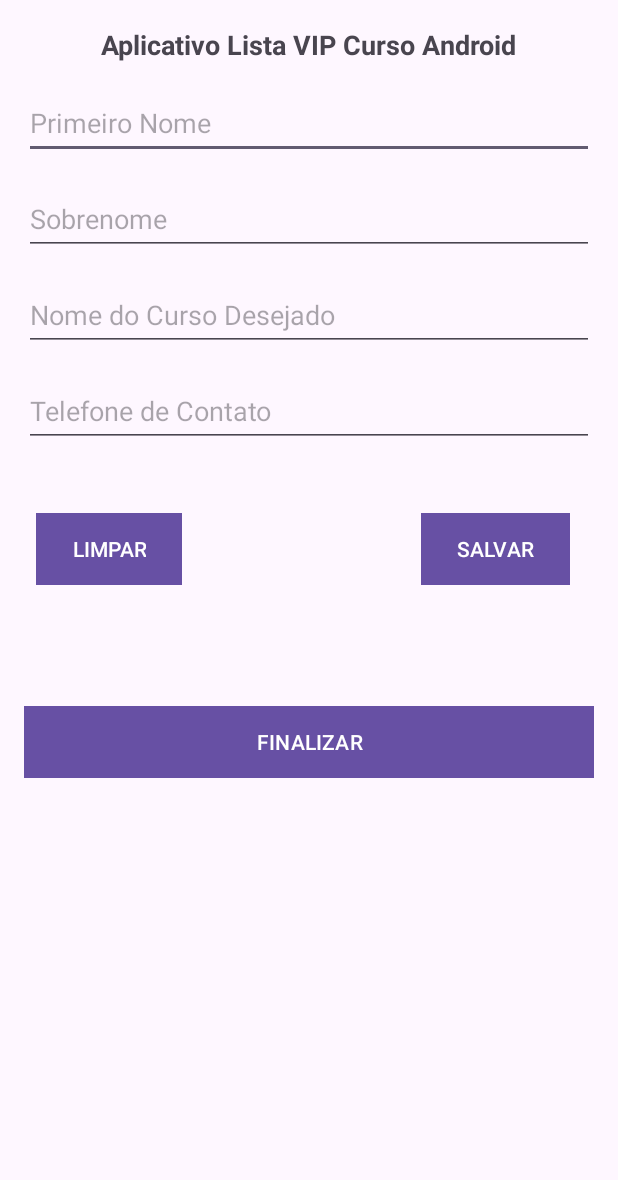
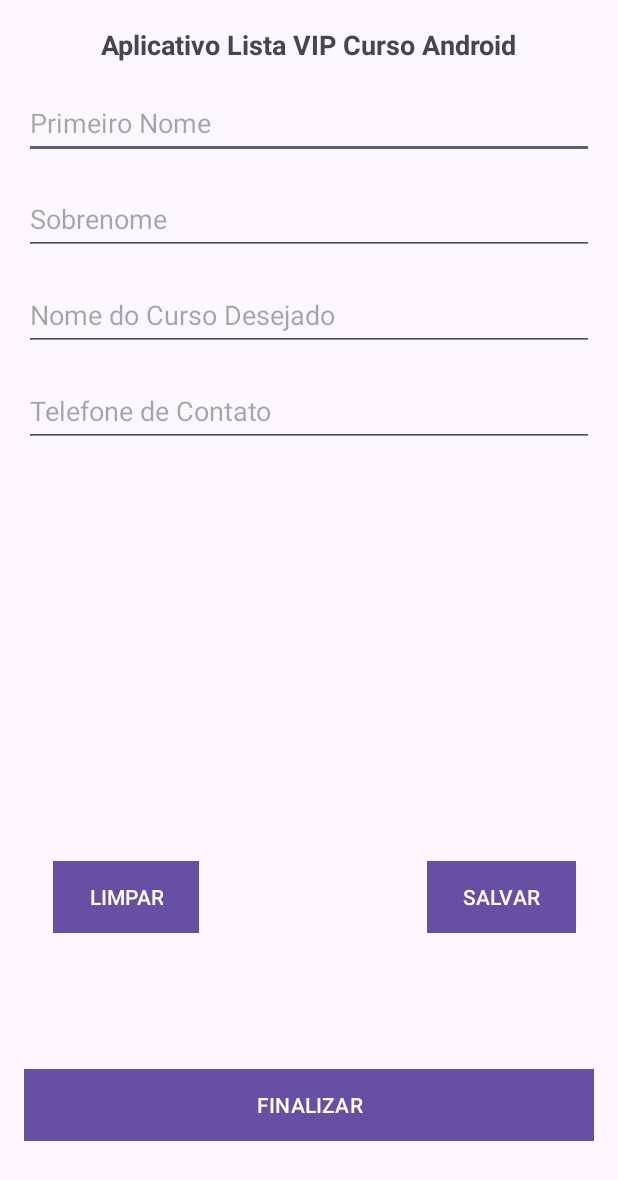
Before and after one commit to wittmann1st/2023FontsGitAndroid, an Android app: the screen it shows after launch (MainActivity), on a phone screen of 412 x 824 dp. Shown: the top 1180 px of the screen. Run offline under Robolectric (Android 15) with nearby library versions, the phone set to English and light mode, and no system bars.

Commit message:
Versão 1 Clean Code

```diff
--- a/AppListaCurso/app/src/main/java/devandroid/wittmann/applistacurso/view/MainActivity.java
+++ b/AppListaCurso/app/src/main/java/devandroid/wittmann/applistacurso/view/MainActivity.java
@@ -3,16 +3,27 @@ package devandroid.wittmann.applistacurso.view;
 import androidx.appcompat.app.AppCompatActivity;
 
 import android.os.Bundle;
+import android.util.Log;
+import android.view.View;
+import android.widget.Button;
+import android.widget.EditText;
+import android.widget.Toast;
 
 import devandroid.wittmann.applistacurso.R;
 import devandroid.wittmann.applistacurso.model.Pessoa;
 
 public class MainActivity extends AppCompatActivity {
-
     Pessoa pessoa;
     Pessoa outraPessoa;
-    String dadosPessoa;
-    String dadosOutraPessoa;
+
+    EditText editPrimeiroNome;
+    EditText editSobrenomeAluno;
+    EditText editNomeCurso;
+    EditText editTelefoneContato;
+
+    Button btnLimpar;
+    Button btnSalvar;
+    Button btnFinalizar;
 
     @Override
     protected void onCreate(Bundle savedInstanceState) {
@@ -20,16 +31,6 @@ public class MainActivity extends AppCompatActivity {
         setContentView(R.layout.activity_main);
 
         pessoa = new Pessoa();
-        // Atribuir conteúdo, dados, valores para objeto
-        // Conforme o seu MODELO, TEMPLATE
-
-        pessoa = new Pessoa();
-
-        // Atribuir conteúdo, dados, valores para o Objeto
-        pessoa.setPrimeiroNome("Roberto");
-        pessoa.setSobreNome("Wittmann");
-        pessoa.setCursoDesejado("Android");
-        pessoa.setTelefoneContato("11 1 1111 1111");
 
         outraPessoa = new Pessoa();
 
@@ -38,24 +39,51 @@ public class MainActivity extends AppCompatActivity {
         outraPessoa.setCursoDesejado("Java");
         outraPessoa.setTelefoneContato("22 2 2222 2222");
 
-        dadosPessoa = "Primeiro Nome: ";
-        dadosPessoa += pessoa.getPrimeiroNome();
-        dadosPessoa += " Sobrenome: ";
-        dadosPessoa += pessoa.getSobreNome();
-        dadosPessoa += " Curso Desejado: ";
-        dadosPessoa += pessoa.getCursoDesejado();
-        dadosPessoa += " Telefone de contato: ";
-        dadosPessoa += pessoa.getTelefoneContato();
+        editPrimeiroNome = findViewById(R.id.editPrimeiroNome);
+        editSobrenomeAluno = findViewById(R.id.editSobrenomeAluno);
+        editNomeCurso = findViewById(R.id.editNomeCurso);
+        editTelefoneContato = findViewById(R.id.editTelefoneContato);
 
-        dadosOutraPessoa = "Primeiro Nome: ";
-        dadosOutraPessoa += outraPessoa.getPrimeiroNome();
-        dadosOutraPessoa += " Sobrenome: ";
-        dadosOutraPessoa += outraPessoa.getSobreNome();
-        dadosOutraPessoa += " Curso Desejado: ";
-        dadosOutraPessoa += outraPessoa.getCursoDesejado();
-        dadosOutraPessoa += " Telefone de contato: ";
-        dadosOutraPessoa += outraPessoa.getTelefoneContato();
+        btnLimpar = findViewById(R.id.btnLimpar);
+        btnSalvar = findViewById(R.id.btnSalvar);
+        btnFinalizar = findViewById(R.id.btnFinalizar);
 
-        int parada = 0;
+        editPrimeiroNome.setText(pessoa.getPrimeiroNome());
+        editSobrenomeAluno.setText(pessoa.getSobreNome());
+        editNomeCurso.setText(pessoa.getCursoDesejado());
+        editTelefoneContato.setText(pessoa.getTelefoneContato());
+
+        btnLimpar.setOnClickListener(new View.OnClickListener() {
+            @Override
+            public void onClick(View view) {
+                editPrimeiroNome.setText("");
+                editSobrenomeAluno.setText("");
+                editTelefoneContato.setText("");
+                editNomeCurso.setText("");
+            }
+        });
+        btnFinalizar.setOnClickListener(new View.OnClickListener() {
+            @Override
+            public void onClick(View view) {
+                Toast.makeText(MainActivity.this, "Volte sempre!", Toast.LENGTH_LONG).show();
+                finish();
+            }
+        });
+
+        btnSalvar.setOnClickListener(new View.OnClickListener() {
+            @Override
+            public void onClick(View view) {
+                pessoa.setPrimeiroNome(editPrimeiroNome.getText().toString());
+                pessoa.setSobreNome(editSobrenomeAluno.getText().toString());
+                pessoa.setCursoDesejado(editNomeCurso.getText().toString());
+                pessoa.setTelefoneContato(editTelefoneContato.getText().toString());
+
+                Toast.makeText(MainActivity.this, "Salvo " + pessoa.toString(), Toast.LENGTH_LONG).show();
+            }
+        });
+
+        Log.i("POOAndroid", "Objeto pessoa: " + pessoa.toString());
+        Log.i("POOAndroid", "Objeto outraPessoa:" + outraPessoa.toString());
+
     }
 }
--- a/AppListaCurso/app/src/main/res/layout/activity_main.xml
+++ b/AppListaCurso/app/src/main/res/layout/activity_main.xml
@@ -6,7 +6,8 @@
     android:layout_height="match_parent"
     tools:context=".view.MainActivity">
 
-    <TextView android:id="@+id/txtTituloApp"
+    <TextView
+        android:id="@+id/txtTituloApp"
         android:layout_width="wrap_content"
         android:layout_height="wrap_content"
         android:text="@string/txt_titulo"
@@ -18,20 +19,22 @@
         app:layout_constraintTop_toTopOf="parent"
         app:layout_constraintVertical_bias="0.022" />
 
-    <EditText android:id="@+id/editPrimeiroNome"
+    <EditText
+        android:id="@+id/editPrimeiroNome"
         android:layout_width="match_parent"
         android:layout_height="48dp"
         android:layout_margin="16dp"
         android:layout_marginTop="16dp"
         android:ems="10"
         android:hint="@string/txt_hint_edit_primeiro_nome"
+        android:importantForAutofill="no"
         android:inputType="text"
         app:layout_constraintEnd_toEndOf="parent"
         app:layout_constraintStart_toStartOf="parent"
-        app:layout_constraintTop_toBottomOf="@+id/txtTituloApp"
-        android:importantForAutofill="no" />
+        app:layout_constraintTop_toBottomOf="@+id/txtTituloApp" />
 
-    <EditText android:id="@+id/editSobrenomeAluno"
+    <EditText
+        android:id="@+id/editSobrenomeAluno"
         android:layout_width="match_parent"
         android:layout_height="48dp"
         android:layout_margin="16dp"
@@ -44,7 +47,8 @@
         app:layout_constraintTop_toBottomOf="@+id/editPrimeiroNome"
         tools:ignore="Autofill" />
 
-    <EditText android:id="@+id/editNomeCurso"
+    <EditText
+        android:id="@+id/editNomeCurso"
         android:layout_width="match_parent"
         android:layout_height="48dp"
         android:layout_margin="16dp"
@@ -57,7 +61,8 @@
         app:layout_constraintTop_toBottomOf="@+id/editSobrenomeAluno"
         tools:ignore="Autofill" />
 
-    <EditText android:id="@+id/editTelefoneContato"
+    <EditText
+        android:id="@+id/editTelefoneContato"
         android:layout_width="match_parent"
         android:layout_height="48dp"
         android:layout_margin="16dp"
@@ -70,7 +75,8 @@
         app:layout_constraintTop_toBottomOf="@+id/editNomeCurso"
         tools:ignore="Autofill" />
 
-    <Button android:id="@+id/btnLimpar"
+    <Button
+        android:id="@+id/btnLimpar"
         android:layout_width="wrap_content"
         android:layout_height="wrap_content"
         android:layout_marginTop="44dp"
@@ -79,33 +85,36 @@
         android:text="@string/txt_buttom_limpar"
         app:layout_constraintBottom_toTopOf="@+id/btnFinalizar"
         app:layout_constraintEnd_toStartOf="@+id/btnSalvar"
-        app:layout_constraintHorizontal_bias="0.353"
+        app:layout_constraintHorizontal_bias="0.492"
         app:layout_constraintStart_toStartOf="parent"
         app:layout_constraintTop_toBottomOf="@+id/editTelefoneContato"
-        app:layout_constraintVertical_bias="0.0" />
+        app:layout_constraintVertical_bias="0.719" />
 
-    <Button android:id="@+id/btnSalvar"
+    <Button
+        android:id="@+id/btnSalvar"
         android:layout_width="wrap_content"
         android:layout_height="wrap_content"
         android:layout_marginTop="44dp"
-        android:layout_marginEnd="32dp"
+        android:layout_marginEnd="28dp"
         android:background="@color/corBotoes"
         android:text="@string/txt_buttom_salvar"
         app:layout_constraintBottom_toTopOf="@+id/btnFinalizar"
         app:layout_constraintEnd_toEndOf="parent"
         app:layout_constraintTop_toBottomOf="@+id/editTelefoneContato"
-        app:layout_constraintVertical_bias="0.0" />
+        app:layout_constraintVertical_bias="0.719" />
 
-    <Button android:id="@+id/btnFinalizar"
+    <Button
+        android:id="@+id/btnFinalizar"
         android:layout_width="match_parent"
         android:layout_height="wrap_content"
         android:layout_margin="16dp"
+        android:layout_marginStart="16dp"
         android:layout_marginTop="140dp"
         android:background="@color/corBotoes"
         android:text="@string/txt_buttom_finalizar"
         app:layout_constraintBottom_toBottomOf="parent"
         app:layout_constraintStart_toStartOf="parent"
         app:layout_constraintTop_toBottomOf="@+id/editTelefoneContato"
-        app:layout_constraintVertical_bias="0.352" />
+        app:layout_constraintVertical_bias="0.894" />
 
 </androidx.constraintlayout.widget.ConstraintLayout>
```
